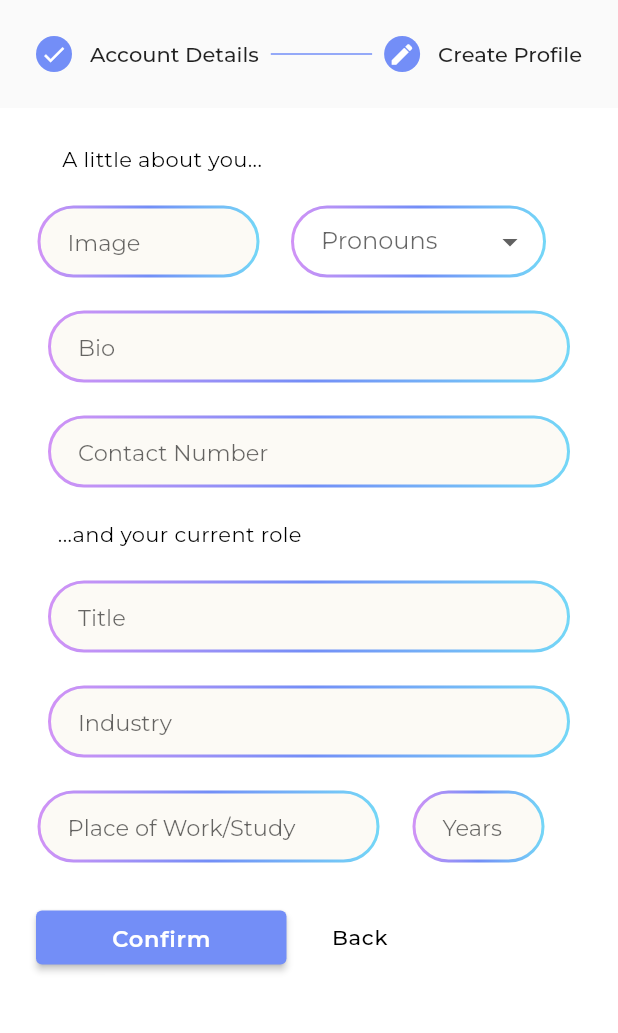
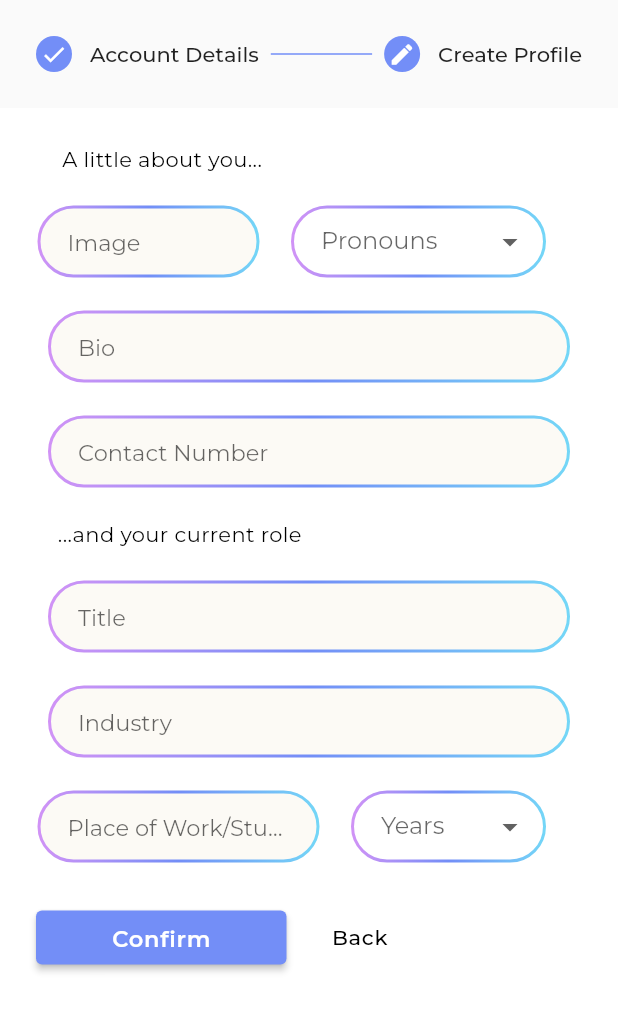
Before and after one commit to raghiiboiibaxtor/nifti_capstone, a Flutter app: the RegisterPage screen opened directly with empty values, after a tap on "Next", on a phone screen of 412 x 824 dp, the part 84-1117 px from its top. Run offline on Flutter 3.47's test engine with Material 2 defaults, Android fonts, the phone set to English and light mode, and no system bars; our stand-ins replace cloud_firestore, firebase_auth, firebase_core, gradient_borders; accounts and stored records are empty.

Commit message:
Years worked Dropdown added

```diff
--- a/lib/functions/functions.dart
+++ b/lib/functions/functions.dart
@@ -32,7 +32,7 @@ void displayLoadingCircle(BuildContext context,){
 }
 
 // Adding User Details to FireStore
-Future addUserDetails(String firstName, String lastName, String email, String contactNumber, String pronouns, String profilePicure, String bio, String role, String industry, String company, String timeWorked ) async {
+Future addUserDetails(String firstName, String lastName, String email, String contactNumber, String pronouns, String profilePicure, String bio, String role, String industry, String company, String yearsWorked ) async {
     await FirebaseFirestore.instance.collection('users').add({
       'first name': firstName,
       'last name': lastName,
@@ -41,11 +41,10 @@ Future addUserDetails(String firstName, String lastName, String email, String co
       'pronouns': pronouns,
       'profile picture': profilePicure,
       'bio': bio,
-      //'social link': '',
       'role': role,
       'industry': industry,
       'company': company,
-      'time worked': timeWorked,
+      'years worked': yearsWorked,
     });
 }
 
--- a/lib/pages/register_page.dart
+++ b/lib/pages/register_page.dart
@@ -25,26 +25,39 @@ class _RegisterPageState extends State<RegisterPage> {
   final _passwordController = TextEditingController();
   final _confirmPasswordController = TextEditingController();
   final _contactNumberController = TextEditingController();
-  final _pronouns = TextEditingController();
+  String _pronouns = '';
   final _profilePicture = TextEditingController();
   final _bio = TextEditingController();
   //final _socialLink = TextEditingController();
   final _roleTitle = TextEditingController();
   final _industry = TextEditingController();
   final _companyName = TextEditingController();
-  final _timeWorked = TextEditingController();
+  String _yearsWorked = '';
 
   // ? Stepper Variable
   int currentStep = 0;
   // ? Pronoun dropdown list
   final List<String> pronouns = [
-    'They/Them',
-    'He/Him',
-    'She/Her',
-    'He/They',
-    'She/They'
+    'They / Them',
+    'He / Him',
+    'She / Her',
+    'He / They',
+    'She / They'
   ];
-  String? selectedPronouns;
+  // ? Years in company dropdown list
+  final List<String> years = [
+    '< 1 year',
+    '1+ year',
+    '2+ years',
+    '3+ years',
+    '4+ years',
+    '5+ years',
+    '6+ years',
+    '7+ years',
+    '8+ years',
+    '9+ years',
+    '10+ years',
+  ];
 
   // ? Dispose controllers when not using - helps memory management
   @override
@@ -55,13 +68,12 @@ class _RegisterPageState extends State<RegisterPage> {
     _passwordController.dispose();
     _confirmPasswordController.dispose();
     _contactNumberController.dispose();
-    _pronouns.dispose();
     _profilePicture.dispose();
     _bio.dispose();
     _roleTitle.dispose();
     _industry.dispose();
     _companyName.dispose();
-    _timeWorked.dispose();
+    //_timeWorked.dispose();
     super.dispose();
   }
 
@@ -103,13 +115,14 @@ class _RegisterPageState extends State<RegisterPage> {
         _lastNameController.text.trim(),
         _emailController.text.trim(),
         _contactNumberController.text.trim(),
-        _pronouns.text.trim(),
+        //  _pronouns.text.trim(),
+        _pronouns,
         _profilePicture.text.trim(),
         _bio.text.trim(),
         _roleTitle.text.trim(),
         _industry.text.trim(),
         _companyName.text.trim(),
-        _timeWorked.text.trim(),
+        _yearsWorked,
       );
     }
   }
@@ -224,23 +237,17 @@ class _RegisterPageState extends State<RegisterPage> {
                       hintText: 'Image',
                       obscureText: false,
                     ),
-                    // Pronouns
-                    /*GradientTextFieldComponent(
-                      padding: const EdgeInsets.only(left: 20.0),
-                      width: 170,
-                      controller: _pronouns,
-                      hintText: 'Pronouns',
-                      obscureText: false,
-                    ),*/
+
                     // ? Pronoun dropdown selector
                     Container(
                       padding: const EdgeInsets.only(left: 20),
                       width: 190,
                       child: DropdownButtonFormField<String>(
                         isExpanded: true,
+                        borderRadius: BorderRadius.circular(20),
                         decoration: InputDecoration(
-                          contentPadding:
-                              const EdgeInsets.symmetric(vertical: 5, horizontal: 20),
+                          contentPadding: const EdgeInsets.symmetric(
+                              vertical: 5, horizontal: 20),
                           border: GradientOutlineInputBorder(
                             gradient: const LinearGradient(colors: [
                               Color.fromRGBO(209, 147, 246, 1),
@@ -259,8 +266,9 @@ class _RegisterPageState extends State<RegisterPage> {
                             child: Text('$pronoun '),
                           );
                         }).toList(),
-                        onChanged: (value) =>
-                            setState(() => selectedPronouns = value as String),
+                        onChanged: (value) => setState(
+                          () => _pronouns = value as String,
+                        ),
                       ),
                     )
                   ],
@@ -289,17 +297,6 @@ class _RegisterPageState extends State<RegisterPage> {
                 ),
                 // Space between next widget
                 const SizedBox(height: 20),
-
-                /*//Social Media Textfield
-                    GradientTextFieldComponent(
-                      padding: const EdgeInsets.symmetric(horizontal: 0.0),
-                      width: 350,
-                      controller: _socialLink,
-                      hintText: 'URL',
-                      obscureText: false,
-                    ),
-                    // Space between next widget
-                    const SizedBox(height: 20),*/
 
                 // Role prompt
                 const Text(
@@ -337,19 +334,46 @@ class _RegisterPageState extends State<RegisterPage> {
                     // Place of Work/Study Textfield
                     GradientTextFieldComponent(
                       padding: const EdgeInsets.only(left: 0),
-                      width: 230,
+                      width: 190,
                       controller: _companyName,
                       hintText: 'Place of Work/Study',
                       obscureText: false,
                     ),
-                    // Work Time
-                    GradientTextFieldComponent(
-                      padding: const EdgeInsets.only(left: 20.0),
-                      width: 90,
-                      controller: _timeWorked,
-                      hintText: 'Years',
-                      obscureText: false,
-                    ),
+
+                    // ? Years Worked dropdown selector
+                    Container(
+                      padding: const EdgeInsets.only(left: 20),
+                      width: 150,
+                      child: DropdownButtonFormField<String>(
+                        menuMaxHeight: 200,
+                        borderRadius: BorderRadius.circular(20),
+                        isExpanded: true,
+                        decoration: InputDecoration(
+                          contentPadding: const EdgeInsets.symmetric(
+                              vertical: 5, horizontal: 20),
+                          border: GradientOutlineInputBorder(
+                            gradient: const LinearGradient(colors: [
+                              Color.fromRGBO(209, 147, 246, 1),
+                              Color.fromRGBO(115, 142, 247, 1),
+                              Color.fromRGBO(116, 215, 247, 1)
+                            ]),
+                            width: 2,
+                            borderRadius: BorderRadius.circular(25),
+                          ),
+                        ),
+                        icon: const Icon(Icons.arrow_drop_down),
+                        hint: const Text('Years'),
+                        items: years.map((year) {
+                          return DropdownMenuItem(
+                            value: year,
+                            child: Text('$year '),
+                          );
+                        }).toList(),
+                        onChanged: (value) => setState(
+                          () => _yearsWorked = value as String,
+                        ),
+                      ),
+                    )
                   ],
                 ),
                 // Space between next widget
@@ -411,16 +435,6 @@ class _RegisterPageState extends State<RegisterPage> {
               final isLastStep = currentStep == stepList().length - 1;
               return Row(
                 children: [
-                  /* Expanded(
-                      child: ElevatedButton(
-                    onPressed: details.onStepContinue,
-                    child: Text(isLastStep ? "Confirm" : "Next",
-                    style: const TextStyle(
-                            fontWeight: FontWeight.w600,
-                            fontSize: 15,
-                            letterSpacing: 0.5),),
-                  )),*/
-
                   // ? If first step = show Next button to continue & cancel prompt to go back to login page
                   if (!isLastStep) ...[
                     // Next Button
--- a/lib/widget_tree.dart
+++ b/lib/widget_tree.dart
@@ -29,6 +29,7 @@ class _WidgetTreeState extends State<WidgetTree> {
     return Scaffold(
       // Top bar that contains Nifti Logo
       appBar: AppBar(
+        backgroundColor: const Color.fromRGBO(252, 250, 245, 1),
         title: SizedBox(
           width: 100,
           child: Image.asset('images/nifti_logo.png'),
```
